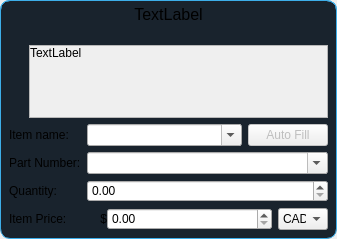
Before: the Qt Designer form ui/add_component_dialog.ui in TheCodingJsoftware/Invigo, drawn with Qt 5.
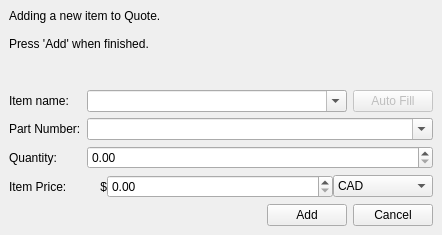
After: the same form once the commit is applied.

```diff
--- a/ui/add_component_dialog.ui
+++ b/ui/add_component_dialog.ui
@@ -6,8 +6,8 @@
    <rect>
     <x>0</x>
     <y>0</y>
-    <width>337</width>
-    <height>239</height>
+    <width>442</width>
+    <height>235</height>
    </rect>
   </property>
   <property name="windowTitle">
@@ -38,16 +38,9 @@
       <bool>false</bool>
      </property>
      <property name="styleSheet">
-      <string notr="true">QWidget#widget{
-	border-top-left-radius:10px;
-	border-bottom-left-radius:10px;
-	border-top-right-radius:10px;
-	border-bottom-right-radius:10px;
-	border: 1px solid  #3daee9;
-	background-color: #19232D;
-}</string>
+      <string notr="true"/>
      </property>
-     <layout class="QVBoxLayout" name="verticalLayout_3" stretch="0,0">
+     <layout class="QVBoxLayout" name="verticalLayout_3" stretch="0">
       <property name="leftMargin">
        <number>0</number>
       </property>
@@ -60,45 +53,6 @@
       <property name="bottomMargin">
        <number>0</number>
       </property>
-      <item>
-       <widget class="QLabel" name="lblTitle">
-        <property name="minimumSize">
-         <size>
-          <width>0</width>
-          <height>30</height>
-         </size>
-        </property>
-        <property name="maximumSize">
-         <size>
-          <width>16777215</width>
-          <height>16777215</height>
-         </size>
-        </property>
-        <property name="font">
-         <font>
-          <pointsize>12</pointsize>
-         </font>
-        </property>
-        <property name="styleSheet">
-         <string notr="true">border-top-left-radius:10px;
-border-top-right-radius:10px;
-border: 1px solid  #3daee9;
-border-bottom: none;</string>
-        </property>
-        <property name="frameShape">
-         <enum>QFrame::Box</enum>
-        </property>
-        <property name="frameShadow">
-         <enum>QFrame::Sunken</enum>
-        </property>
-        <property name="text">
-         <string>TextLabel</string>
-        </property>
-        <property name="alignment">
-         <set>Qt::AlignHCenter|Qt::AlignTop</set>
-        </property>
-       </widget>
-      </item>
       <item>
        <layout class="QVBoxLayout" name="verticalLayout">
         <property name="leftMargin">
@@ -114,90 +68,27 @@
          <number>9</number>
         </property>
         <item>
-         <layout class="QHBoxLayout" name="horizontalLayout_4" stretch="0,0">
-          <item>
-           <layout class="QVBoxLayout" name="verticalLayout_2">
-            <property name="spacing">
-             <number>0</number>
-            </property>
-            <item>
-             <layout class="QVBoxLayout" name="iconHolder">
-              <property name="spacing">
-               <number>0</number>
-              </property>
-             </layout>
-            </item>
-            <item>
-             <spacer name="verticalSpacer">
-              <property name="orientation">
-               <enum>Qt::Vertical</enum>
-              </property>
-              <property name="sizeHint" stdset="0">
-               <size>
-                <width>20</width>
-                <height>40</height>
-               </size>
-              </property>
-             </spacer>
-            </item>
-           </layout>
-          </item>
-          <item>
-           <widget class="QScrollArea" name="scrollArea">
-            <property name="widgetResizable">
-             <bool>true</bool>
-            </property>
-            <widget class="QWidget" name="scrollAreaWidgetContents">
-             <property name="geometry">
-              <rect>
-               <x>0</x>
-               <y>0</y>
-               <width>287</width>
-               <height>69</height>
-              </rect>
-             </property>
-             <layout class="QVBoxLayout" name="verticalLayout_4">
-              <property name="spacing">
-               <number>0</number>
-              </property>
-              <property name="leftMargin">
-               <number>0</number>
-              </property>
-              <property name="topMargin">
-               <number>0</number>
-              </property>
-              <property name="rightMargin">
-               <number>0</number>
-              </property>
-              <property name="bottomMargin">
-               <number>0</number>
-              </property>
-              <item>
-               <widget class="QLabel" name="lblMessage">
-                <property name="sizePolicy">
-                 <sizepolicy hsizetype="Preferred" vsizetype="Minimum">
-                  <horstretch>0</horstretch>
-                  <verstretch>0</verstretch>
-                 </sizepolicy>
-                </property>
-                <property name="text">
-                 <string>TextLabel</string>
-                </property>
-                <property name="alignment">
-                 <set>Qt::AlignLeading|Qt::AlignLeft|Qt::AlignTop</set>
-                </property>
-               </widget>
-              </item>
-             </layout>
-            </widget>
-           </widget>
-          </item>
-         </layout>
+         <widget class="QLabel" name="lblMessage">
+          <property name="sizePolicy">
+           <sizepolicy hsizetype="Preferred" vsizetype="Minimum">
+            <horstretch>0</horstretch>
+            <verstretch>0</verstretch>
+           </sizepolicy>
+          </property>
+          <property name="text">
+           <string>Adding a new item to Quote.
+
+Press 'Add' when finished.</string>
+          </property>
+          <property name="alignment">
+           <set>Qt::AlignLeading|Qt::AlignLeft|Qt::AlignTop</set>
+          </property>
+         </widget>
         </item>
         <item>
-         <layout class="QGridLayout" name="gridLayout">
+         <layout class="QGridLayout" name="gridLayout" columnstretch="0,0,0,0">
           <item row="3" column="3">
-           <layout class="QHBoxLayout" name="horizontalLayout_3" stretch="0,0,0,0">
+           <layout class="QHBoxLayout" name="horizontalLayout_3" stretch="0,0,0">
             <property name="spacing">
              <number>0</number>
             </property>
@@ -244,22 +135,6 @@
               </property>
              </widget>
             </item>
-            <item>
-             <spacer name="horizontalSpacer">
-              <property name="orientation">
-               <enum>Qt::Horizontal</enum>
-              </property>
-              <property name="sizeType">
-               <enum>QSizePolicy::Fixed</enum>
-              </property>
-              <property name="sizeHint" stdset="0">
-               <size>
-                <width>6</width>
-                <height>20</height>
-               </size>
-              </property>
-             </spacer>
-            </item>
             <item>
              <widget class="QComboBox" name="comboBox_exchange_price">
               <property name="sizePolicy">
@@ -268,9 +143,15 @@
                 <verstretch>0</verstretch>
                </sizepolicy>
               </property>
+              <property name="minimumSize">
+               <size>
+                <width>100</width>
+                <height>0</height>
+               </size>
+              </property>
               <property name="maximumSize">
                <size>
-                <width>50</width>
+                <width>16777215</width>
                 <height>16777215</height>
                </size>
               </property>
@@ -363,7 +244,47 @@
          </layout>
         </item>
         <item>
-         <layout class="QHBoxLayout" name="buttonsLayout"/>
+         <layout class="QHBoxLayout" name="buttonsLayout">
+          <item>
+           <spacer name="horizontalSpacer_2">
+            <property name="orientation">
+             <enum>Qt::Horizontal</enum>
+            </property>
+            <property name="sizeHint" stdset="0">
+             <size>
+              <width>40</width>
+              <height>20</height>
+             </size>
+            </property>
+           </spacer>
+          </item>
+          <item>
+           <widget class="QPushButton" name="pushButton_add">
+            <property name="maximumSize">
+             <size>
+              <width>16777215</width>
+              <height>16777215</height>
+             </size>
+            </property>
+            <property name="text">
+             <string>Add</string>
+            </property>
+           </widget>
+          </item>
+          <item>
+           <widget class="QPushButton" name="pushButton_cancel">
+            <property name="maximumSize">
+             <size>
+              <width>16777215</width>
+              <height>16777215</height>
+             </size>
+            </property>
+            <property name="text">
+             <string>Cancel</string>
+            </property>
+           </widget>
+          </item>
+         </layout>
         </item>
        </layout>
       </item>
```
Left out of the diff: 20 changed lines with no effect on the pictures.
